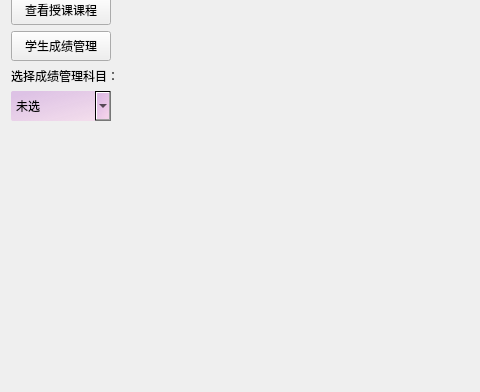
Qt form untitled1/teaui.ui (2018876441/C-_project) before a commit; both pictures show x 0 to 480 and y 108 to 500 of the 1000 by 500 pixel window.
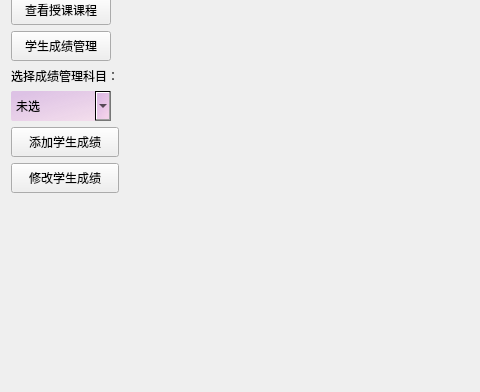
The same form after that commit. Icons and pictures are not drawn.

Commit message: 增加了老师添加成绩功能，但是还没实现，完善了一下其他细节

The edit to the form file:
```diff
--- a/untitled1/teaui.ui
+++ b/untitled1/teaui.ui
@@ -145,6 +145,32 @@
        </item>
       </widget>
      </item>
+     <item>
+      <widget class="QPushButton" name="addBtn">
+       <property name="minimumSize">
+        <size>
+         <width>0</width>
+         <height>30</height>
+        </size>
+       </property>
+       <property name="text">
+        <string>添加学生成绩</string>
+       </property>
+      </widget>
+     </item>
+     <item>
+      <widget class="QPushButton" name="modfiyBtn">
+       <property name="minimumSize">
+        <size>
+         <width>0</width>
+         <height>30</height>
+        </size>
+       </property>
+       <property name="text">
+        <string>修改学生成绩</string>
+       </property>
+      </widget>
+     </item>
      <item>
       <spacer name="verticalSpacer">
        <property name="orientation">
```
The commit also changes 15 other files.
